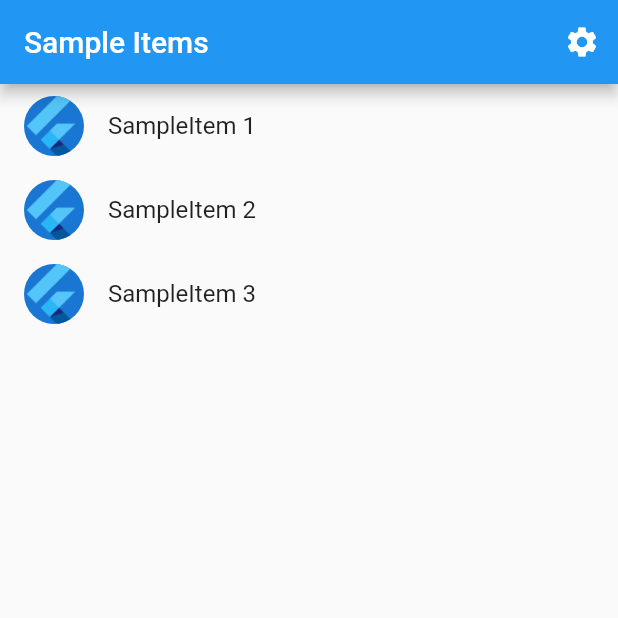
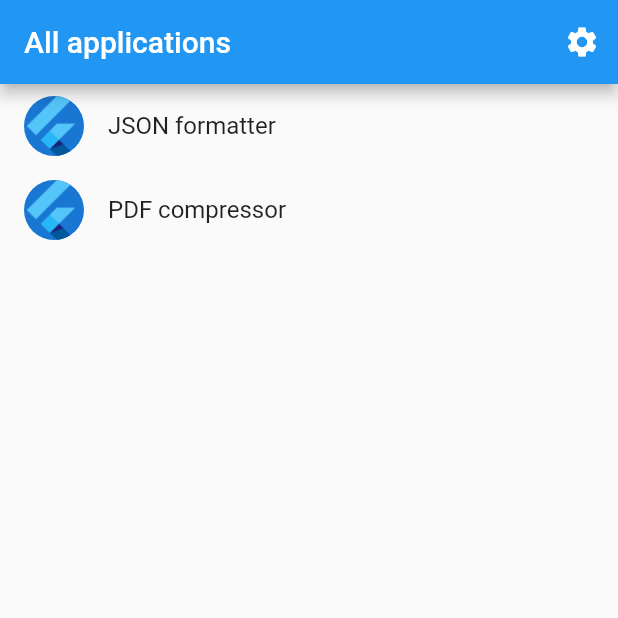
Before and after one commit to sj30798/swiss_knife_application, a Flutter app: the screen it shows after launch, on a phone screen of 412 x 824 dp, the top half of it. Run offline on Flutter 3.47's test engine with Material 2 defaults, Android fonts, the light colour scheme and no system bars; our stand-ins replace validators; missing offline and left inert: file_selector; generated files the repository leaves out were written again.

Commit message:
Added first application

```diff
--- /dev/null
+++ b/lib/src/applications/json_formatter/json_formatter_application.dart
@@ -0,0 +1,35 @@
+import 'package:swiss_knife_application/src/applications_list/base_application.dart';
+
+class JsonFormatterApplication extends BaseApplication
+{
+  const JsonFormatterApplication();
+
+  static const int id = 1;
+  static const String title = "JSON formatter";
+  static const routeName = "/applications/json_formatter";
+  static const  String applicationIcon = "";
+
+  @override
+  int getId()
+  {
+    return id;
+  }
+
+  @override
+  String getApplicationIcon()
+  {
+    return applicationIcon;
+  }
+
+  @override
+  String getRouteName()
+  {
+    return routeName;
+  }
+
+  @override
+  String getTitle()
+  {
+    return title;
+  }
+}
--- /dev/null
+++ b/lib/src/applications/pdf_compressor/pdf_compressor_application.dart
@@ -0,0 +1,35 @@
+import 'package:swiss_knife_application/src/applications_list/base_application.dart';
+
+class PdfCompressorApplication extends BaseApplication
+{
+  const PdfCompressorApplication();
+
+  static const int id = 1;
+  static const String title = "PDF compressor";
+  static const routeName = "/applications/pdf_compressor";
+  static const  String applicationIcon = "";
+
+  @override
+  int getId()
+  {
+    return id;
+  }
+
+  @override
+  String getApplicationIcon()
+  {
+    return applicationIcon;
+  }
+
+  @override
+  String getRouteName()
+  {
+    return routeName;
+  }
+
+  @override
+  String getTitle()
+  {
+    return title;
+  }
+}
--- /dev/null
+++ b/lib/src/applications_list/all_application_list_view.dart
@@ -0,0 +1,48 @@
+import 'package:flutter/material.dart';
+import 'package:swiss_knife_application/src/applications/json_formatter/json_formatter_application.dart';
+import 'package:swiss_knife_application/src/applications/pdf_compressor/pdf_compressor_application.dart';
+import 'package:swiss_knife_application/src/applications_list/base_application.dart';
+import 'package:swiss_knife_application/src/settings/settings_view.dart';
+
+class AllApplicationsListView extends StatelessWidget {
+  const AllApplicationsListView({
+    super.key,
+    this.applications = const [ JsonFormatterApplication() , PdfCompressorApplication() ],
+  });
+
+  static const routeName = "/";
+
+  final List<BaseApplication> applications;
+
+  @override
+  Widget build(BuildContext context) {
+    return Scaffold(
+      appBar: AppBar(
+        title: const Text('All applications'),
+        actions: [
+          IconButton(
+              onPressed: () {
+                Navigator.restorablePushNamed(context, SettingsView.routeName);
+              },
+              icon: const Icon(Icons.settings))
+        ],
+      ),
+      body: ListView.builder(
+          restorationId: 'allApplicationsListView',
+          itemCount: applications.length,
+          itemBuilder: (BuildContext context, int index) {
+            final application = applications[index];
+
+            return ListTile(
+              title: Text(application.getTitle()),
+              leading: const CircleAvatar(
+                foregroundImage: AssetImage('assets/images/flutter_logo.png'),
+              ),
+              onTap: () {
+                Navigator.restorablePushNamed(context, application.getRouteName());
+              },
+            );
+          }),
+    );
+  }
+}
--- /dev/null
+++ b/lib/src/applications_list/base_application.dart
@@ -0,0 +1,12 @@
+/// A placeholder class that represents a sample application.
+abstract class BaseApplication {
+  const BaseApplication();
+
+  int getId();
+
+  String getApplicationIcon();
+
+  String getTitle();
+
+  String getRouteName();
+}
--- a/lib/src/localization/app_en.arb
+++ b/lib/src/localization/app_en.arb
@@ -1,5 +1,5 @@
 {
-  "appTitle": "swiss_knife_application",
+  "appTitle": "Swiss knife of applications",
   "@appTitle": {
     "description": "The title of the application"
   }
--- a/pubspec.yaml
+++ b/pubspec.yaml
@@ -14,11 +14,13 @@ dependencies:
     sdk: flutter
   flutter_localizations:
     sdk: flutter
+  validators: ^3.0.0
+  logging: ^1.2.0
+  file_selector: ^1.0.1
 
 dev_dependencies:
   flutter_test:
     sdk: flutter
-
   flutter_lints: ^2.0.0
 
 flutter:
```
Also changed, not shown: lib/src/app.dart (+11 -4 lines), lib/src/applications/json_formatter/formatted_text_widget.dart (added, +81 -0 lines), lib/src/applications/json_formatter/json_formatter_application_view.dart (added, +17 -0 lines), lib/src/applications/pdf_compressor/pdf_compressor_application_view.dart (added, +17 -0 lines), lib/src/applications/pdf_compressor/pdf_compressor_widget.dart (added, +14 -0 lines), pubspec.lock, 5 other files.
